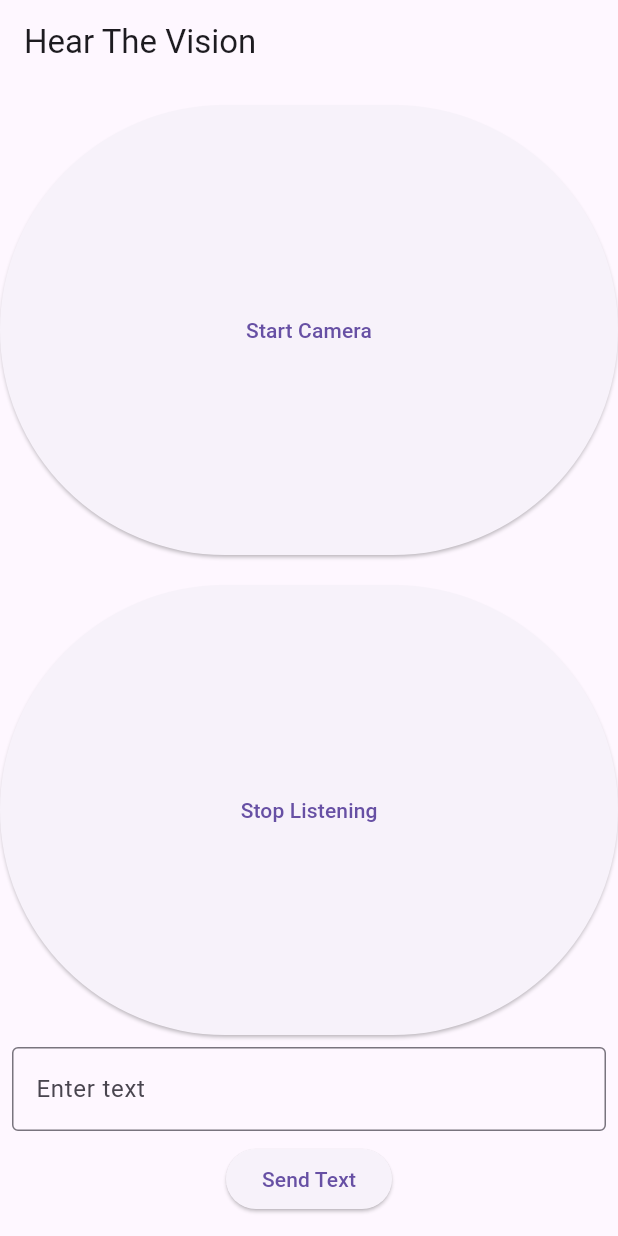
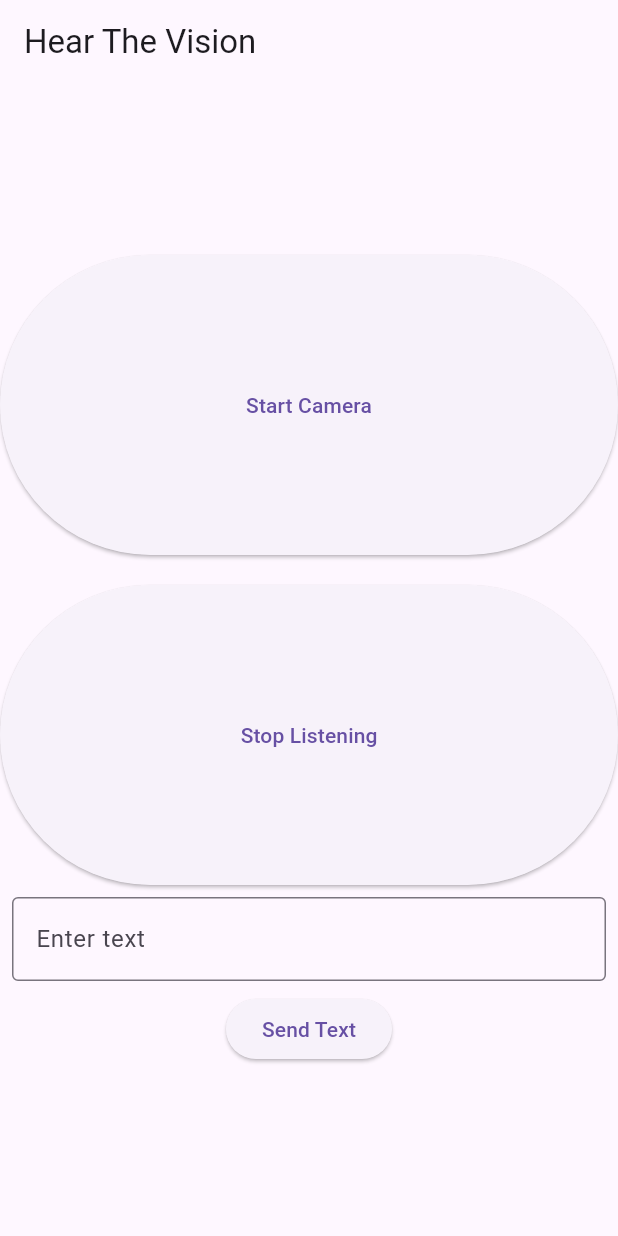
Before and after one commit to Msoltaninezhad/seeing, a Flutter app: the screen it shows after launch, after a tap on "Record Voice", on a phone screen of 412 x 824 dp. Run offline on Flutter 3.47's test engine with Material 3 defaults, Android fonts, the phone set to English and light mode, and no system bars; our stand-ins replace flutter_tts, image_picker, speech_to_text; missing offline and left inert: flutter_sound; network calls fail.

Commit message:
Update with image reader

```diff
--- a/lib/main.dart
+++ b/lib/main.dart
@@ -60,7 +60,7 @@ class _HomeScreenState extends State<HomeScreen> {
   }
 
   Future<void> _generateAndSpeakWelcomeMessage() async {
-    String welcomeMessage = "Hi, I am your AI assistant. There are two big buttons on your screen: the upper one for starting the camera and the lower one for recording your voice.";
+    String welcomeMessage = "Starting";
     await _speakMessage(welcomeMessage);
     await _testChatGPTConnection(); // Test ChatGPT connection
   }
@@ -235,7 +235,7 @@ class _HomeScreenState extends State<HomeScreen> {
         children: <Widget>[
           ElevatedButton(
             style: ElevatedButton.styleFrom(
-              minimumSize: Size(double.infinity, 300), // Make the button big
+              minimumSize: Size(double.infinity, 200), // Make the button big
             ),
             onPressed: () async {
               await _speakMessage("Camera started");
@@ -249,7 +249,7 @@ class _HomeScreenState extends State<HomeScreen> {
           SizedBox(height: 20), // Add some space between buttons
           ElevatedButton(
             style: ElevatedButton.styleFrom(
-              minimumSize: Size(double.infinity, 300), // Make the button big
+              minimumSize: Size(double.infinity, 200), // Make the button big
             ),
             onPressed: () async {
               if (!_isListening) {
```
